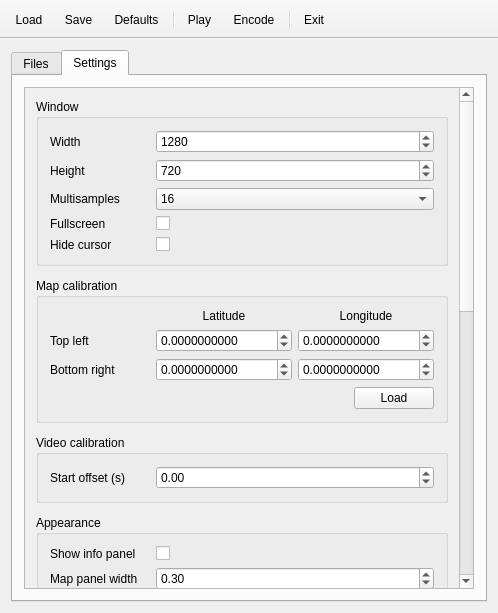
Above: src/MainWindow.ui from mikoro/orientview before the change. Below: the same form after it.
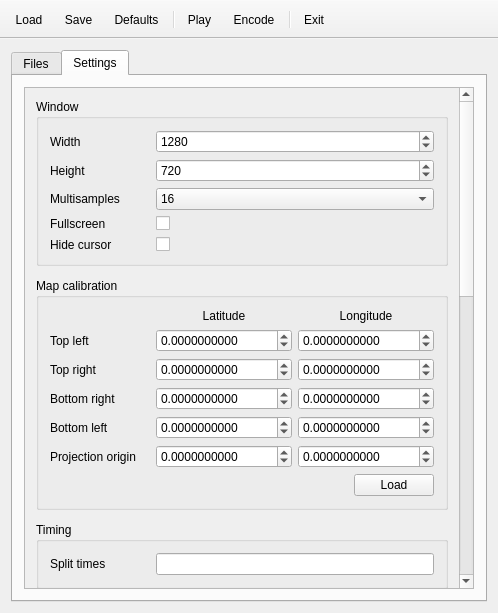
That is the form after the change. Icons and pictures are not drawn.

Patch:
```diff
--- a/src/MainWindow.ui
+++ b/src/MainWindow.ui
@@ -57,8 +57,8 @@
             <rect>
              <x>0</x>
              <y>0</y>
-             <width>173</width>
-             <height>290</height>
+             <width>454</width>
+             <height>475</height>
             </rect>
            </property>
            <layout class="QVBoxLayout" name="verticalLayout_2">
@@ -200,7 +200,7 @@
              <x>0</x>
              <y>0</y>
              <width>437</width>
-             <height>974</height>
+             <height>1052</height>
             </rect>
            </property>
            <layout class="QVBoxLayout" name="verticalLayout_3">
@@ -455,6 +455,28 @@
                <string>Map calibration</string>
               </property>
               <layout class="QGridLayout" name="gridLayout">
+               <item row="1" column="2">
+                <widget class="QDoubleSpinBox" name="doubleSpinBoxMapTopLeftLon">
+                 <property name="sizePolicy">
+                  <sizepolicy hsizetype="Preferred" vsizetype="Fixed">
+                   <horstretch>0</horstretch>
+                   <verstretch>0</verstretch>
+                  </sizepolicy>
+                 </property>
+                 <property name="toolTip">
+                  <string>Top left longitude</string>
+                 </property>
+                 <property name="decimals">
+                  <number>10</number>
+                 </property>
+                 <property name="minimum">
+                  <double>-180.000000000000000</double>
+                 </property>
+                 <property name="maximum">
+                  <double>180.000000000000000</double>
+                 </property>
+                </widget>
+               </item>
                <item row="0" column="1">
                 <widget class="QLabel" name="label_3">
                  <property name="sizePolicy">
@@ -471,6 +493,25 @@
                  </property>
                 </widget>
                </item>
+               <item row="2" column="0">
+                <widget class="QLabel" name="label_2">
+                 <property name="sizePolicy">
+                  <sizepolicy hsizetype="Maximum" vsizetype="Preferred">
+                   <horstretch>0</horstretch>
+                   <verstretch>0</verstretch>
+                  </sizepolicy>
+                 </property>
+                 <property name="minimumSize">
+                  <size>
+                   <width>100</width>
+                   <height>0</height>
+                  </size>
+                 </property>
+                 <property name="text">
+                  <string>Top right</string>
+                 </property>
+                </widget>
+               </item>
                <item row="0" column="2">
                 <widget class="QLabel" name="label_4">
                  <property name="sizePolicy">
@@ -487,25 +528,6 @@
                  </property>
                 </widget>
                </item>
-               <item row="3" column="2" alignment="Qt::AlignRight">
-                <widget class="QPushButton" name="pushButtonLoadMapCalibrationData">
-                 <property name="sizePolicy">
-                  <sizepolicy hsizetype="Preferred" vsizetype="Fixed">
-                   <horstretch>0</horstretch>
-                   <verstretch>0</verstretch>
-                  </sizepolicy>
-                 </property>
-                 <property name="toolTip">
-                  <string>Load calibration data from QuickRoute (.qrt/.jpg) files</string>
-                 </property>
-                 <property name="layoutDirection">
-                  <enum>Qt::LeftToRight</enum>
-                 </property>
-                 <property name="text">
-                  <string>Load</string>
-                 </property>
-                </widget>
-               </item>
                <item row="1" column="0">
                 <widget class="QLabel" name="label">
                  <property name="sizePolicy">
@@ -525,69 +547,6 @@
                  </property>
                 </widget>
                </item>
-               <item row="2" column="0">
-                <widget class="QLabel" name="label_2">
-                 <property name="sizePolicy">
-                  <sizepolicy hsizetype="Maximum" vsizetype="Preferred">
-                   <horstretch>0</horstretch>
-                   <verstretch>0</verstretch>
-                  </sizepolicy>
-                 </property>
-                 <property name="minimumSize">
-                  <size>
-                   <width>100</width>
-                   <height>0</height>
-                  </size>
-                 </property>
-                 <property name="text">
-                  <string>Bottom right</string>
-                 </property>
-                </widget>
-               </item>
-               <item row="2" column="2">
-                <widget class="QDoubleSpinBox" name="doubleSpinBoxMapBottomRightLong">
-                 <property name="sizePolicy">
-                  <sizepolicy hsizetype="Preferred" vsizetype="Fixed">
-                   <horstretch>0</horstretch>
-                   <verstretch>0</verstretch>
-                  </sizepolicy>
-                 </property>
-                 <property name="toolTip">
-                  <string>Bottom right longitude</string>
-                 </property>
-                 <property name="decimals">
-                  <number>10</number>
-                 </property>
-                 <property name="minimum">
-                  <double>-180.000000000000000</double>
-                 </property>
-                 <property name="maximum">
-                  <double>180.000000000000000</double>
-                 </property>
-                </widget>
-               </item>
-               <item row="1" column="2">
-                <widget class="QDoubleSpinBox" name="doubleSpinBoxMapTopLeftLong">
-                 <property name="sizePolicy">
-                  <sizepolicy hsizetype="Preferred" vsizetype="Fixed">
-                   <horstretch>0</horstretch>
-                   <verstretch>0</verstretch>
-                  </sizepolicy>
-                 </property>
-                 <property name="toolTip">
-                  <string>Top left longitude</string>
-                 </property>
-                 <property name="decimals">
-                  <number>10</number>
-                 </property>
-                 <property name="minimum">
-                  <double>-180.000000000000000</double>
-                 </property>
-                 <property name="maximum">
-                  <double>180.000000000000000</double>
-                 </property>
-                </widget>
-               </item>
                <item row="1" column="1">
                 <widget class="QDoubleSpinBox" name="doubleSpinBoxMapTopLeftLat">
                  <property name="sizePolicy">
@@ -610,7 +569,48 @@
                  </property>
                 </widget>
                </item>
-               <item row="2" column="1">
+               <item row="3" column="2">
+                <widget class="QDoubleSpinBox" name="doubleSpinBoxMapBottomRightLon">
+                 <property name="sizePolicy">
+                  <sizepolicy hsizetype="Preferred" vsizetype="Fixed">
+                   <horstretch>0</horstretch>
+                   <verstretch>0</verstretch>
+                  </sizepolicy>
+                 </property>
+                 <property name="toolTip">
+                  <string>Bottom right longitude</string>
+                 </property>
+                 <property name="decimals">
+                  <number>10</number>
+                 </property>
+                 <property name="minimum">
+                  <double>-180.000000000000000</double>
+                 </property>
+                 <property name="maximum">
+                  <double>180.000000000000000</double>
+                 </property>
+                </widget>
+               </item>
+               <item row="3" column="0">
+                <widget class="QLabel" name="label_5">
+                 <property name="sizePolicy">
+                  <sizepolicy hsizetype="Maximum" vsizetype="Preferred">
+                   <horstretch>0</horstretch>
+                   <verstretch>0</verstretch>
+                  </sizepolicy>
+                 </property>
+                 <property name="minimumSize">
+                  <size>
+                   <width>100</width>
+                   <height>0</height>
+                  </size>
+                 </property>
+                 <property name="text">
+                  <string>Bottom right</string>
+                 </property>
+                </widget>
+               </item>
+               <item row="3" column="1">
                 <widget class="QDoubleSpinBox" name="doubleSpinBoxMapBottomRightLat">
                  <property name="sizePolicy">
                   <sizepolicy hsizetype="Preferred" vsizetype="Fixed">
@@ -632,23 +632,219 @@
                  </property>
                 </widget>
                </item>
+               <item row="4" column="0">
+                <widget class="QLabel" name="label_27">
+                 <property name="sizePolicy">
+                  <sizepolicy hsizetype="Maximum" vsizetype="Preferred">
+                   <horstretch>0</horstretch>
+                   <verstretch>0</verstretch>
+                  </sizepolicy>
+                 </property>
+                 <property name="minimumSize">
+                  <size>
+                   <width>100</width>
+                   <height>0</height>
+                  </size>
+                 </property>
+                 <property name="text">
+                  <string>Bottom left</string>
+                 </property>
+                </widget>
+               </item>
+               <item row="4" column="1">
+                <widget class="QDoubleSpinBox" name="doubleSpinBoxMapBottomLeftLat">
+                 <property name="sizePolicy">
+                  <sizepolicy hsizetype="Preferred" vsizetype="Fixed">
+                   <horstretch>0</horstretch>
+                   <verstretch>0</verstretch>
+                  </sizepolicy>
+                 </property>
+                 <property name="toolTip">
+                  <string>Top left latitude</string>
+                 </property>
+                 <property name="decimals">
+                  <number>10</number>
+                 </property>
+                 <property name="minimum">
+                  <double>-90.000000000000000</double>
+                 </property>
+                 <property name="maximum">
+                  <double>90.000000000000000</double>
+                 </property>
+                </widget>
+               </item>
+               <item row="4" column="2">
+                <widget class="QDoubleSpinBox" name="doubleSpinBoxMapBottomLeftLon">
+                 <property name="sizePolicy">
+                  <sizepolicy hsizetype="Preferred" vsizetype="Fixed">
+                   <horstretch>0</horstretch>
+                   <verstretch>0</verstretch>
+                  </sizepolicy>
+                 </property>
+                 <property name="toolTip">
+                  <string>Top left longitude</string>
+                 </property>
+                 <property name="decimals">
+                  <number>10</number>
+                 </property>
+                 <property name="minimum">
+                  <double>-180.000000000000000</double>
+                 </property>
+                 <property name="maximum">
+                  <double>180.000000000000000</double>
+                 </property>
+                </widget>
+               </item>
+               <item row="2" column="1">
+                <widget class="QDoubleSpinBox" name="doubleSpinBoxMapTopRightLat">
+                 <property name="sizePolicy">
+                  <sizepolicy hsizetype="Preferred" vsizetype="Fixed">
+                   <horstretch>0</horstretch>
+                   <verstretch>0</verstretch>
+                  </sizepolicy>
+                 </property>
+                 <property name="toolTip">
+                  <string>Top left latitude</string>
+                 </property>
+                 <property name="decimals">
+                  <number>10</number>
+                 </property>
+                 <property name="minimum">
+                  <double>-90.000000000000000</double>
+                 </property>
+                 <property name="maximum">
+                  <double>90.000000000000000</double>
+                 </property>
+                </widget>
+               </item>
+               <item row="2" column="2">
+                <widget class="QDoubleSpinBox" name="doubleSpinBoxMapTopRightLon">
+                 <property name="sizePolicy">
+                  <sizepolicy hsizetype="Preferred" vsizetype="Fixed">
+                   <horstretch>0</horstretch>
+                   <verstretch>0</verstretch>
+                  </sizepolicy>
+                 </property>
+                 <property name="toolTip">
+                  <string>Top left longitude</string>
+                 </property>
+                 <property name="decimals">
+                  <number>10</number>
+                 </property>
+                 <property name="minimum">
+                  <double>-180.000000000000000</double>
+                 </property>
+                 <property name="maximum">
+                  <double>180.000000000000000</double>
+                 </property>
+                </widget>
+               </item>
+               <item row="5" column="0">
+                <widget class="QLabel" name="label_28">
+                 <property name="sizePolicy">
+                  <sizepolicy hsizetype="Maximum" vsizetype="Preferred">
+                   <horstretch>0</horstretch>
+                   <verstretch>0</verstretch>
+                  </sizepolicy>
+                 </property>
+                 <property name="minimumSize">
+                  <size>
+                   <width>100</width>
+                   <height>0</height>
+                  </size>
+                 </property>
+                 <property name="text">
+                  <string>Projection origin</string>
+                 </property>
+                </widget>
+               </item>
+               <item row="5" column="1">
+                <widget class="QDoubleSpinBox" name="doubleSpinBoxMapProjectionOriginLat">
+                 <property name="sizePolicy">
+                  <sizepolicy hsizetype="Preferred" vsizetype="Fixed">
+                   <horstretch>0</horstretch>
+                   <verstretch>0</verstretch>
+                  </sizepolicy>
+                 </property>
+                 <property name="toolTip">
+                  <string>Top left latitude</string>
+                 </property>
+                 <property name="decimals">
+                  <number>10</number>
+                 </property>
+                 <property name="minimum">
+                  <double>-90.000000000000000</double>
+                 </property>
+                 <property name="maximum">
+                  <double>90.000000000000000</double>
+                 </property>
+                </widget>
+               </item>
+               <item row="5" column="2">
+                <widget class="QDoubleSpinBox" name="doubleSpinBoxMapProjectionOriginLon">
+                 <property name="sizePolicy">
+                  <sizepolicy hsizetype="Preferred" vsizetype="Fixed">
+                   <horstretch>0</horstretch>
+                   <verstretch>0</verstretch>
+                  </sizepolicy>
+                 </property>
+                 <property name="toolTip">
+                  <string>Top left longitude</string>
+                 </property>
+                 <property name="decimals">
+                  <number>10</number>
+                 </property>
+                 <property name="minimum">
+                  <double>-180.000000000000000</double>
+                 </property>
+                 <property name="maximum">
+                  <double>180.000000000000000</double>
+                 </property>
+                </widget>
+               </item>
+               <item row="6" column="2" alignment="Qt::AlignRight">
+                <widget class="QPushButton" name="pushButtonLoadMapCalibrationData">
+                 <property name="sizePolicy">
+                  <sizepolicy hsizetype="Preferred" vsizetype="Fixed">
+                   <horstretch>0</horstretch>
+                   <verstretch>0</verstretch>
+                  </sizepolicy>
+                 </property>
+                 <property name="toolTip">
+                  <string>Load map calibration data from a QuickRoute JPEG file</string>
+                 </property>
+                 <property name="layoutDirection">
+                  <enum>Qt::LeftToRight</enum>
+                 </property>
+                 <property name="text">
+                  <string>Load</string>
+                 </property>
+                </widget>
+               </item>
               </layout>
              </widget>
             </item>
             <item>
-             <widget class="QGroupBox" name="groupBoxVideoCalibration">
-              <property name="sizePolicy">
-               <sizepolicy hsizetype="Preferred" vsizetype="Maximum">
-                <horstretch>0</horstretch>
-                <verstretch>0</verstretch>
-               </sizepolicy>
+             <widget class="QGroupBox" name="groupBoxTiming">
+              <property name="minimumSize">
+               <size>
+                <width>0</width>
+                <height>0</height>
+               </size>
               </property>
               <property name="title">
-               <string>Video calibration</string>
+               <string>Timing</string>
               </property>
               <layout class="QGridLayout" name="gridLayout_2">
+               <item row="0" column="1">
+                <widget class="QLineEdit" name="lineEditSplitTimes">
+                 <property name="toolTip">
+                  <string>Relative split times separated by a vertical bar &quot;|&quot;</string>
+                 </property>
+                </widget>
+               </item>
                <item row="0" column="0">
-                <widget class="QLabel" name="label_5">
+                <widget class="QLabel" name="label_29">
                  <property name="sizePolicy">
                   <sizepolicy hsizetype="Maximum" vsizetype="Preferred">
                    <horstretch>0</horstretch>
@@ -662,26 +858,7 @@
                   </size>
                  </property>
                  <property name="text">
-                  <string>Start offset (s)</string>
-                 </property>
-                </widget>
-               </item>
-               <item row="0" column="1">
-                <widget class="QDoubleSpinBox" name="doubleSpinBoxVideoStartOffset">
-                 <property name="sizePolicy">
-                  <sizepolicy hsizetype="Preferred" vsizetype="Fixed">
-                   <horstretch>0</horstretch>
-                   <verstretch>0</verstretch>
-                  </sizepolicy>
-                 </property>
-                 <property name="toolTip">
-                  <string>How many seconds the video should be sought into</string>
-                 </property>
-                 <property name="minimum">
-                  <double>-99999.000000000000000</double>
-                 </property>
-                 <property name="maximum">
-                  <double>99999.000000000000000</double>
+                  <string>Split times</string>
                  </property>
                 </widget>
                </item>
```
Left out of the diff: 6 changed lines with no effect on the pictures.
